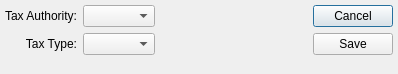
Old version of the form xtuple/trunk/guiclient/itemtax.ui in the repository WooodHead/xtuple.
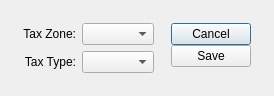
New version of the form. Custom widgets are drawn as their Qt base class.

```diff
--- a/xtuple/trunk/guiclient/itemtax.ui
+++ b/xtuple/trunk/guiclient/itemtax.ui
@@ -8,44 +8,46 @@
 is available at www.xtuple.com/CPAL.  By using this software, you agree
 to be bound by its terms.</comment>
  <class>itemtax</class>
- <widget class="QDialog" name="itemtax" >
-  <property name="geometry" >
+ <widget class="QDialog" name="itemtax">
+  <property name="geometry">
    <rect>
     <x>0</x>
     <y>0</y>
-    <width>398</width>
-    <height>74</height>
+    <width>274</width>
+    <height>96</height>
    </rect>
   </property>
   <property name="windowTitle" >
    <string>Item Tax</string>
   </property>
-  <layout class="QHBoxLayout" >
-   <property name="margin" >
-    <number>5</number>
-   </property>
-   <property name="spacing" >
-    <number>6</number>
-   </property>
-   <item>
-    <layout class="QVBoxLayout" >
-     <property name="margin" >
+  <layout class="QGridLayout" name="gridLayout_2">
+   <item row="0" column="0">
+    <layout class="QGridLayout" name="gridLayout">
+     <property name="margin">
+      <number>12</number>
+     </property>
+     <property name="spacing">
+      <number>12</number>
+     </property>
+     <item row="0" column="0">
+      <layout class="QVBoxLayout">
+       <property name="spacing">
       <number>0</number>
      </property>
-     <property name="spacing" >
+       <property name="margin">
       <number>0</number>
      </property>
      <item>
-      <layout class="QGridLayout" >
-       <property name="margin" >
+        <layout class="QGridLayout">
+         <property name="margin">
         <number>0</number>
        </property>
-       <property name="spacing" >
+         <property name="spacing">
         <number>6</number>
        </property>
-       <item row="1" column="0" >
-        <widget class="QLabel" name="_taxtypeLit" >
-         <property name="text" >
+         <item row="1" column="0">
+          <widget class="QLabel" name="_taxtypeLit">
+           <property name="text">
           <string>Tax Type:</string>
          </property>
          <property name="alignment" >
@@ -56,12 +58,12 @@
          </property>
         </widget>
        </item>
-       <item row="0" column="0" >
-        <widget class="QLabel" name="_taxauthLit" >
-         <property name="text" >
-          <string>Tax Authority:</string>
-         </property>
-         <property name="alignment" >
+         <item row="0" column="0">
+          <widget class="QLabel" name="_taxauthLit">
+           <property name="text">
+            <string>Tax Zone:</string>
+           </property>
+           <property name="alignment">
           <set>Qt::AlignRight|Qt::AlignTrailing|Qt::AlignVCenter</set>
          </property>
          <property name="buddy" >
@@ -69,9 +71,9 @@
          </property>
         </widget>
        </item>
-       <item row="0" column="1" >
-        <widget class="XComboBox" name="_taxauth" >
-         <property name="allowNull" >
+         <item row="0" column="1">
+          <widget class="XComboBox" name="_taxzone">
+           <property name="allowNull">
           <bool>true</bool>
          </property>
          <property name="nullStr" >
@@ -82,9 +84,9 @@
          </property>
         </widget>
        </item>
-       <item row="1" column="1" >
-        <widget class="XComboBox" name="_taxtype" >
-         <property name="type" >
+         <item row="1" column="1">
+          <widget class="XComboBox" name="_taxtype">
+           <property name="type">
           <enum>XComboBox::TaxTypes</enum>
          </property>
         </widget>
@@ -96,17 +98,17 @@
        <property name="orientation" >
         <enum>Qt::Vertical</enum>
        </property>
-       <property name="sizeHint" >
+         <property name="sizeHint" stdset="0">
         <size>
          <width>20</width>
-         <height>40</height>
+           <height>0</height>
         </size>
        </property>
       </spacer>
      </item>
     </layout>
    </item>
-   <item>
+     <item row="0" column="1">
     <spacer>
      <property name="orientation" >
       <enum>Qt::Horizontal</enum>
@@ -114,40 +116,40 @@
      <property name="sizeType" >
       <enum>QSizePolicy::MinimumExpanding</enum>
      </property>
-     <property name="sizeHint" >
+       <property name="sizeHint" stdset="0">
       <size>
-       <width>40</width>
+         <width>0</width>
        <height>20</height>
       </size>
      </property>
     </spacer>
    </item>
-   <item>
-    <layout class="QVBoxLayout" >
-     <property name="margin" >
+     <item row="0" column="2">
+      <layout class="QVBoxLayout">
+       <property name="spacing">
       <number>0</number>
      </property>
      <property name="spacing" >
       <number>0</number>
      </property>
      <item>
-      <layout class="QVBoxLayout" >
-       <property name="margin" >
+        <layout class="QVBoxLayout">
+         <property name="spacing">
         <number>0</number>
        </property>
-       <property name="spacing" >
-        <number>6</number>
+         <property name="margin">
+          <number>0</number>
        </property>
        <item>
-        <widget class="QPushButton" name="_cancel" >
-         <property name="text" >
+          <widget class="QPushButton" name="_cancel">
+           <property name="text">
           <string>Cancel</string>
          </property>
         </widget>
        </item>
        <item>
-        <widget class="QPushButton" name="_save" >
-         <property name="text" >
+          <widget class="QPushButton" name="_save">
+           <property name="text">
           <string>Save</string>
          </property>
         </widget>
@@ -159,13 +161,15 @@
        <property name="orientation" >
         <enum>Qt::Vertical</enum>
        </property>
-       <property name="sizeHint" >
+         <property name="sizeHint" stdset="0">
         <size>
          <width>20</width>
-         <height>16</height>
+           <height>0</height>
         </size>
        </property>
       </spacer>
+       </item>
+      </layout>
      </item>
     </layout>
    </item>
```
Left out of the diff: 36 changed lines with no effect on the pictures. Lines whose indentation alone changed are shown as unchanged.
